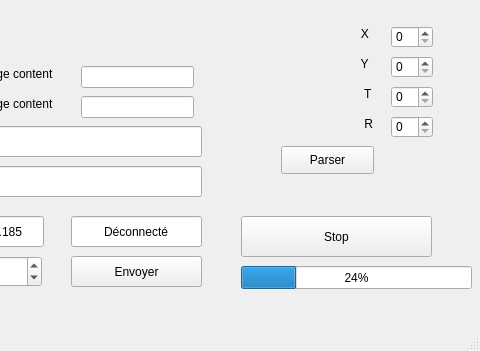
First picture: the form in Sources/Ground_station/Qt/mainwindow.ui, repository D3Rnatch/TestPhabricator, before the edit; both pictures show x 439 to 919 and y 270 to 621 of the 919 by 621 pixel window.
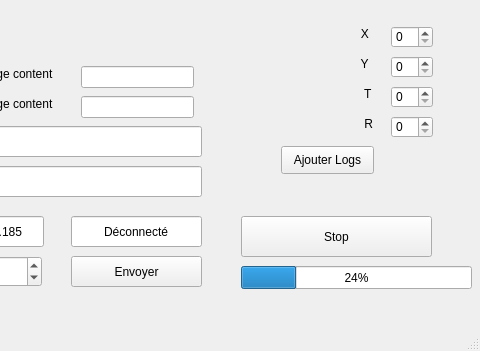
Second picture: the form after the edit.

```diff
--- a/Sources/Ground_station/Qt/mainwindow.ui
+++ b/Sources/Ground_station/Qt/mainwindow.ui
@@ -247,7 +247,7 @@
      </rect>
     </property>
     <property name="text">
-     <string>Parser</string>
+     <string>Ajouter Logs</string>
     </property>
    </widget>
    <widget class="QLineEdit" name="box_message_content_1">
```
Left out of the diff: 2 changed lines with no effect on the pictures.
